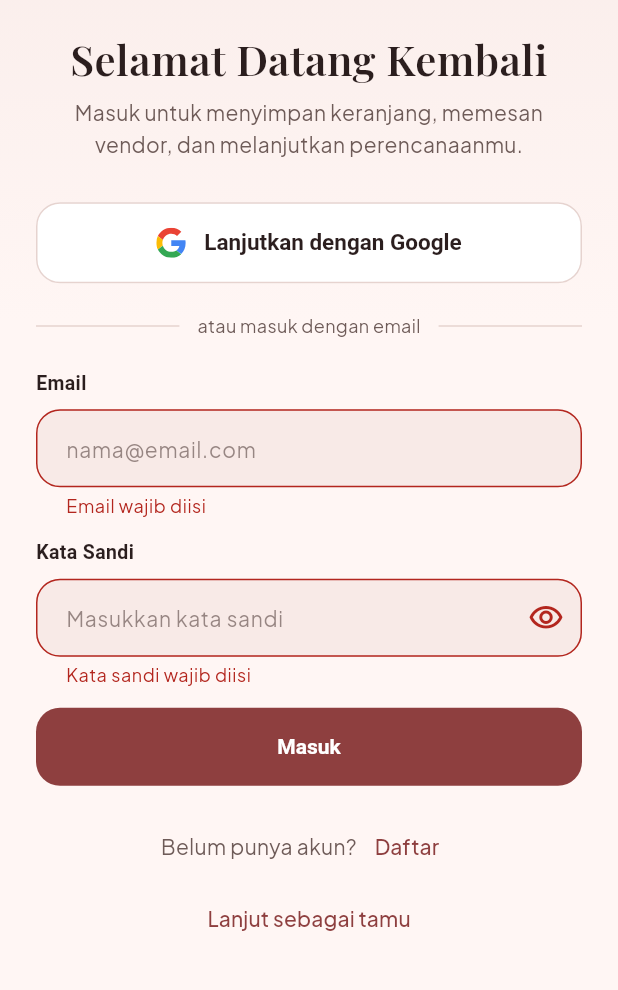
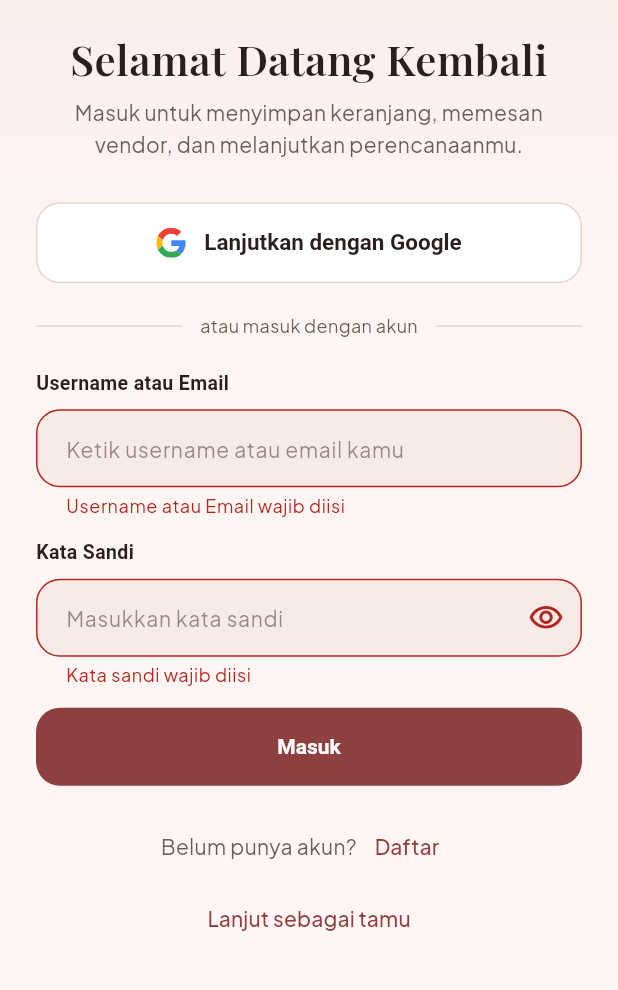
Before and after one commit to mfalim/Mobile_MyDream, a Flutter app: the screen it shows after launch, item 4 of the bottom bar chosen, after a tap on "Masuk", on a phone screen of 412 x 824 dp, the part 235-1225 px from its top. Run offline on Flutter 3.47's test engine with Material 3 defaults, Android fonts, the phone set to English and light mode, and no system bars; our stand-ins replace dio, flutter_riverpod, flutter_secure_storage, flutter_svg, go_router, google_fonts and 3 more; network calls fail.

Commit message:
penambahan opsi login dengan usr & password, validator, etc(yang berkaitan auth)

```diff
--- a/lib/features/account/presentation/pages/account_settings_page.dart
+++ b/lib/features/account/presentation/pages/account_settings_page.dart
@@ -172,9 +172,9 @@ class _AccountSettingsPageState extends ConsumerState<AccountSettingsPage> {
                 const SizedBox(height: 8),
                 BadgePill(
                   user.hasPassword
-                      ? 'Masuk dengan email'
+                      ? 'Masuk dengan Username / Password'
                       : 'Masuk dengan Google',
-                  icon: user.hasPassword ? Icons.mail_outline : Icons.verified,
+                  icon: user.hasPassword ? Icons.lock_outline : Icons.verified,
                   background: AppColors.surfaceTint,
                   foreground: AppColors.primary,
                 ),
@@ -196,6 +196,21 @@ class _AccountSettingsPageState extends ConsumerState<AccountSettingsPage> {
                       textCapitalization: TextCapitalization.words,
                       validator: validateName,
                     ),
+                    if (user.username != null && user.username!.isNotEmpty) ...[
+                      const SizedBox(height: 14),
+                      PickerField(
+                        label: 'Username',
+                        icon: Icons.alternate_email,
+                        value: '@${user.username}',
+                        subtitle: 'Digunakan untuk masuk ke aplikasi',
+                        trailing: const Icon(
+                          Icons.lock_outline,
+                          size: 18,
+                          color: AppColors.textSecondary,
+                        ),
+                      ),
+                    ],
+                    if (user.email.isNotEmpty && !user.email.startsWith('@')) ...[
                       const SizedBox(height: 14),
                       PickerField(
                         label: 'Email',
@@ -208,6 +223,7 @@ class _AccountSettingsPageState extends ConsumerState<AccountSettingsPage> {
                           color: AppColors.textSecondary,
                         ),
                       ),
+                    ],
                     const SizedBox(height: 16),
                     ListenableBuilder(
                       listenable: _name,
--- a/lib/features/auth/data/user_codec.dart
+++ b/lib/features/auth/data/user_codec.dart
@@ -8,6 +8,7 @@ abstract final class UserCodec {
         'id': user.id,
         'name': user.name,
         'email': user.email,
+        'username': user.username,
         'has_password': user.hasPassword,
         'avatar': user.avatarUrl,
         'role': user.role,
@@ -19,12 +20,15 @@ abstract final class UserCodec {
     if (json == null || json['v'] != kStorageVersion) return null;
     final id = jsonString(json['id']);
     final name = jsonString(json['name']);
-    final email = jsonString(json['email']);
-    if (id == null || name == null || email == null) return null;
+    final username = jsonString(json['username']);
+    final email = jsonString(json['email']) ??
+        (username != null ? '@$username' : '');
+    if (id == null || name == null) return null;
     return AppUser(
       id: id,
       name: name,
       email: email,
+      username: username,
       hasPassword: jsonBool(json['has_password'], fallback: true),
       avatarUrl: jsonString(json['avatar']),
       role: jsonString(json['role']),
@@ -32,7 +36,7 @@ abstract final class UserCodec {
     );
   }
 
-  /// Buat AppUser dari respons JSON /api/auth/google (isi dari key "data").
+  /// Buat AppUser dari respons JSON /api/auth/* (isi dari key "data").
   /// [data] adalah isi dari {"data": { "user": {...}, "token": "...", ... }}
   static AppUser fromApiResponse(Map<String, dynamic> data) {
     final userMap = data['user'] as Map<String, dynamic>? ?? {};
@@ -42,12 +46,20 @@ abstract final class UserCodec {
             ? userMap['member'] as Map<String, dynamic>
             : null);
     final callSign = jsonString(memberMap?['call_sign']);
+    final username = jsonString(userMap['username']);
+    final email = jsonString(userMap['email']) ??
+        (username != null ? '@$username' : '');
+    final hasPassword = jsonBool(
+      data['has_password'] ?? userMap['has_password'],
+      fallback: false,
+    );
 
     return AppUser(
       id: userMap['id']?.toString() ?? '',
       name: jsonString(userMap['name']) ?? '',
-      email: jsonString(userMap['email']) ?? '',
-      hasPassword: false,
+      email: email,
+      username: username,
+      hasPassword: hasPassword,
       avatarUrl: jsonString(userMap['avatar']),
       role: jsonString(data['role']) ?? jsonString(userMap['role']),
       callSign: callSign,
--- a/lib/features/auth/domain/entities/app_user.dart
+++ b/lib/features/auth/domain/entities/app_user.dart
@@ -3,6 +3,7 @@ class AppUser {
     required this.id,
     required this.name,
     required this.email,
+    this.username,
     this.hasPassword = true,
     this.avatarUrl,
     this.role,
@@ -12,6 +13,7 @@ class AppUser {
   final String id;
   final String name;
   final String email;
+  final String? username;
 
   /// False untuk akun yang masuk lewat Google (tidak punya kata sandi).
   final bool hasPassword;
@@ -27,6 +29,7 @@ class AppUser {
 
   AppUser copyWith({
     String? name,
+    String? username,
     String? role,
     String? callSign,
   }) =>
@@ -34,6 +37,7 @@ class AppUser {
         id: id,
         name: name ?? this.name,
         email: email,
+        username: username ?? this.username,
         hasPassword: hasPassword,
         avatarUrl: avatarUrl,
         role: role ?? this.role,
--- a/lib/features/auth/domain/validators.dart
+++ b/lib/features/auth/domain/validators.dart
@@ -1,11 +1,27 @@
 final _emailPattern = RegExp(r'^[^\s@]+@[^\s@]+\.[^\s@]{2,}$');
-final _letter = RegExp(r'[A-Za-z]');
-final _digit = RegExp(r'\d');
+final _usernamePattern = RegExp(r'^[A-Za-z0-9_-]+$');
 
 String? validateName(String? value) {
   final v = value?.trim() ?? '';
   if (v.isEmpty) return 'Nama wajib diisi';
   if (v.length < 2) return 'Nama terlalu pendek';
+  return null;
+}
+
+String? validateLoginIdentifier(String? value) {
+  final v = value?.trim() ?? '';
+  if (v.isEmpty) return 'Username atau Email wajib diisi';
+  return null;
+}
+
+String? validateUsername(String? value) {
+  final v = value?.trim() ?? '';
+  if (v.isEmpty) return 'Username wajib diisi';
+  if (v.length < 3) return 'Username minimal 3 karakter';
+  if (v.length > 50) return 'Username maksimal 50 karakter';
+  if (!_usernamePattern.hasMatch(v)) {
+    return 'Hanya boleh huruf, angka, tanda hubung (-), atau garis bawah (_)';
+  }
   return null;
 }
 
@@ -16,18 +32,22 @@ String? validateEmail(String? value) {
   return null;
 }
 
-/// Untuk membuat akun: minimal 8 karakter, kombinasi huruf dan angka.
+String? validateOptionalEmail(String? value) {
+  final v = value?.trim() ?? '';
+  if (v.isEmpty) return null;
+  if (!_emailPattern.hasMatch(v)) return 'Masukkan format email yang valid';
+  return null;
+}
+
+/// Untuk membuat akun: minimal 6 karakter (selaras dengan validasi backend Laravel).
 String? validateNewPassword(String? value) {
   final v = value ?? '';
   if (v.isEmpty) return 'Kata sandi wajib diisi';
-  if (v.length < 8) return 'Kata sandi minimal 8 karakter';
-  if (!_letter.hasMatch(v) || !_digit.hasMatch(v)) {
-    return 'Gunakan kombinasi huruf dan angka';
-  }
+  if (v.length < 6) return 'Kata sandi minimal 6 karakter';
   return null;
 }
 
-/// Untuk masuk: cukup wajib diisi (aturan komposisi hanya saat membuat akun).
+/// Untuk masuk: cukup wajib diisi.
 String? validateLoginPassword(String? value) =>
     (value == null || value.isEmpty) ? 'Kata sandi wajib diisi' : null;
 
--- a/lib/features/auth/presentation/pages/login_page.dart
+++ b/lib/features/auth/presentation/pages/login_page.dart
@@ -52,6 +52,30 @@ class _LoginPageState extends ConsumerState<LoginPage> {
       );
   }
 
+  void _navigateAfterAuth(GoogleAuthResult result) {
+    final router = GoRouter.of(context);
+    if (result.user.role == 'member') {
+      if (result.nextStep == 'complete_profile' ||
+          result.user.callSign == null ||
+          result.user.callSign!.isEmpty) {
+        router.go(AppRoutes.memberCompleteProfile);
+      } else {
+        router.go(AppRoutes.memberDashboard);
+      }
+    } else if (result.nextStep == 'complete_profile') {
+      final dest = AppRoutes.coupleSetupPath(from: widget.from ?? AppRoutes.home);
+      router.go(dest);
+    } else {
+      final dest = postLoginDestination(
+        from: widget.from,
+        role: result.user.role,
+        needsCoupleSetup:
+            ref.read(coupleProvider) == null && result.user.role == 'client',
+      );
+      router.go(dest);
+    }
+  }
+
   /// Login dengan Google via API Laravel.
   Future<void> _google() async {
     if (_busy != null) return;
@@ -62,31 +86,7 @@ class _LoginPageState extends ConsumerState<LoginPage> {
           await ref.read(authProvider.notifier).signInWithGoogle();
 
       if (!mounted) return;
-      final router = GoRouter.of(context);
-
-      // Tentukan tujuan navigasi berdasarkan next_step & role dari API
-      if (result.user.role == 'member') {
-        if (result.nextStep == 'complete_profile' ||
-            result.user.callSign == null ||
-            result.user.callSign!.isEmpty) {
-          router.go(AppRoutes.memberCompleteProfile);
-        } else {
-          router.go(AppRoutes.memberDashboard);
-        }
-      } else if (result.nextStep == 'complete_profile') {
-        // Belum lengkapi profil client → arahkan ke couple setup
-        final dest = AppRoutes.coupleSetupPath(from: widget.from ?? AppRoutes.home);
-        router.go(dest);
-      } else {
-        // Profil client sudah lengkap → ke tujuan semula atau home
-        final dest = postLoginDestination(
-          from: widget.from,
-          role: result.user.role,
-          needsCoupleSetup: ref.read(coupleProvider) == null &&
-              result.user.role == 'client',
-        );
-        router.go(dest);
-      }
+      _navigateAfterAuth(result);
     } on RoleRestrictedException catch (e) {
       if (!mounted) return;
       _showRoleRestrictedDialog(e.role);
@@ -184,12 +184,37 @@ class _LoginPageState extends ConsumerState<LoginPage> {
     );
   }
 
-  void _submit() {
+  Future<void> _submit() async {
+    if (_busy != null) return;
     if (!(_formKey.currentState?.validate() ?? false)) return;
-    // Email/password login belum terhubung ke API — tampilkan info
-    ScaffoldMessenger.of(context).showSnackBar(
-      const SnackBar(content: Text('Login email belum tersedia. Gunakan Google.')),
-    );
+
+    setState(() => _busy = 'email');
+    try {
+      final result = await ref
+          .read(authProvider.notifier)
+          .signInWithCredentials(
+            login: _email.text,
+            password: _password.text,
+          );
+
+      if (!mounted) return;
+      _navigateAfterAuth(result);
+    } on RoleRestrictedException catch (e) {
+      if (!mounted) return;
+      _showRoleRestrictedDialog(e.role);
+    } on UnauthorizedException catch (e) {
+      _showError(e.message);
+    } on ValidationException catch (e) {
+      _showError(e.message);
+    } on ServerException catch (e) {
+      _showError(e.message);
+    } on NetworkException catch (e) {
+      _showError(e.message);
+    } catch (e) {
+      _showError('Login gagal: $e');
+    } finally {
+      if (mounted) setState(() => _busy = null);
+    }
   }
 
   @override
@@ -207,18 +232,18 @@ class _LoginPageState extends ConsumerState<LoginPage> {
           loading: _busy == 'google',
           onPressed: busy ? null : _google,
         ),
-        const AuthDivider('atau masuk dengan email'),
+        const AuthDivider('atau masuk dengan akun'),
         Form(
           key: _formKey,
           child: Column(
             crossAxisAlignment: CrossAxisAlignment.stretch,
             children: [
               AppTextField(
-                label: 'Email',
+                label: 'Username atau Email',
                 controller: _email,
-                hint: 'nama@email.com',
+                hint: 'Ketik username atau email kamu',
                 keyboardType: TextInputType.emailAddress,
-                validator: validateEmail,
+                validator: validateLoginIdentifier,
               ),
               const SizedBox(height: 14),
               PasswordField(
```
Also changed, not shown: lib/features/auth/presentation/pages/register_page.dart (+68 -29 lines), lib/features/auth/presentation/providers/auth_provider.dart (+43 -0 lines), lib/features/my_wedding/presentation/providers/couple_provider.dart (+26 -27 lines). Lines whose indentation alone changed are shown as unchanged.
